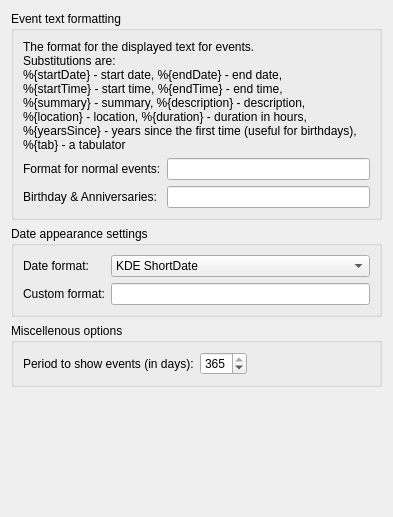
First picture: the form in src/applet/eventappletformatconfig.ui, repository KDE/plasmoid-eventlist, before the edit.
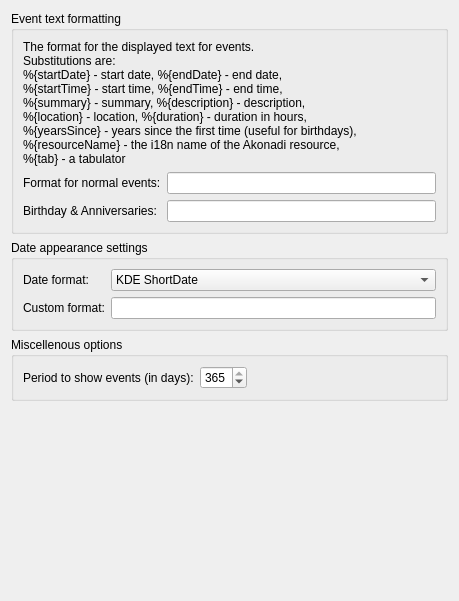
Second picture: the form after the edit. Custom widgets are drawn as their Qt base class.

Commit message: Allow resourceName in item text.

```diff
--- a/src/applet/eventappletformatconfig.ui
+++ b/src/applet/eventappletformatconfig.ui
@@ -6,8 +6,8 @@
    <rect>
     <x>0</x>
     <y>0</y>
-    <width>393</width>
-    <height>517</height>
+    <width>459</width>
+    <height>601</height>
    </rect>
   </property>
   <property name="windowTitle">
@@ -30,6 +30,7 @@
 %{summary} - summary, %{description} - description,
 %{location} - location, %{duration} - duration in hours,
 %{yearsSince} - years since the first time (useful for birthdays),
+%{resourceName} - the i18n name of the Akonadi resource,
 %{tab} - a tabulator</string>
         </property>
        </widget>
```
The commit also changes 4 other files.
